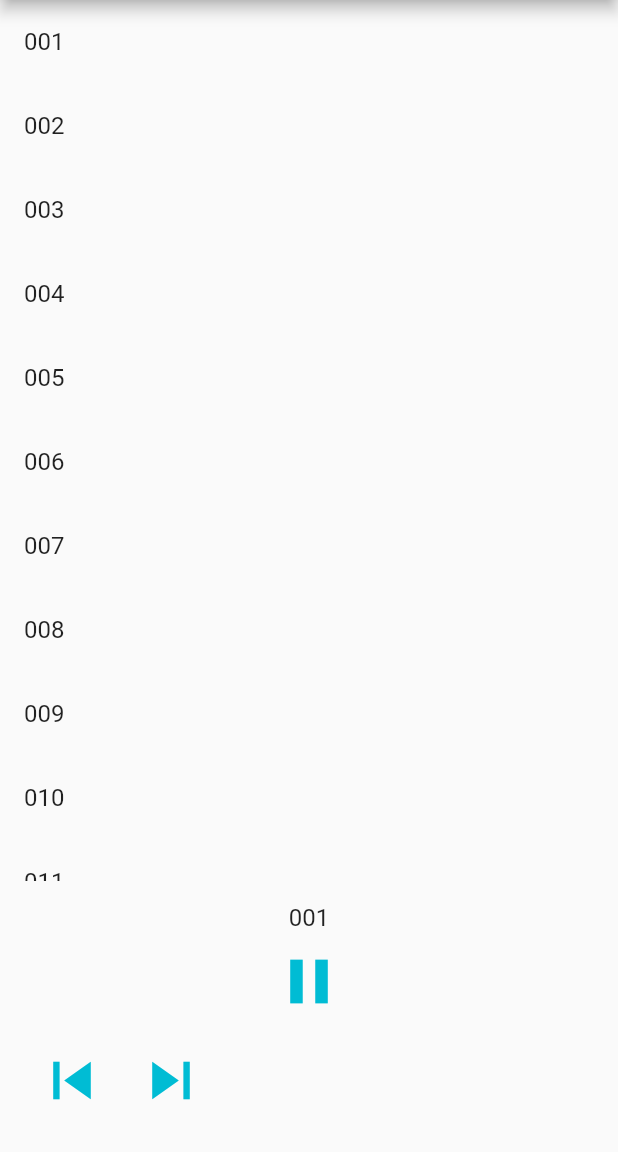
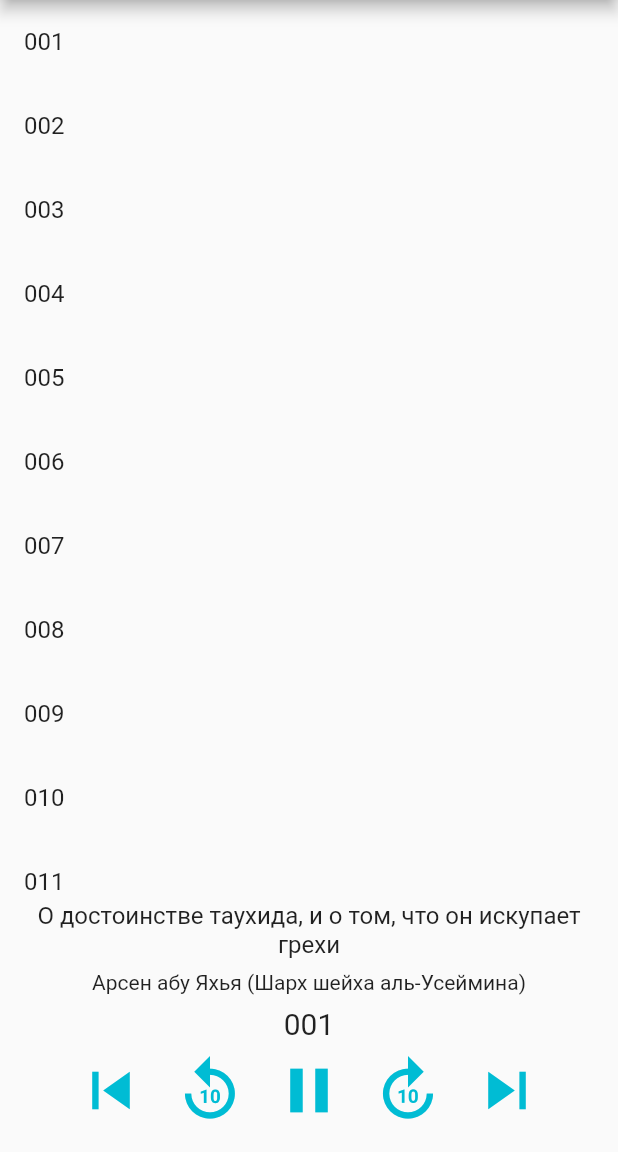
Before and after one commit to androidmaven/educational_audioplayer, a Flutter app: the AudioScreen screen opened directly, after a tap on "001", on a phone screen of 412 x 824 dp, the part 84-1236 px from its top. Run offline on Flutter 3.47's test engine with Material 2 defaults, Android fonts, the phone set to English and light mode, and no system bars; missing offline and left inert: audioplayer; network calls fail.

Commit message:
improve audio positions seeking (by slider and buttons), add titles

```diff
--- a/example/lib/audio_screen.dart
+++ b/example/lib/audio_screen.dart
@@ -22,7 +22,13 @@ class _AudioScreenState extends State<AudioScreen> {
       title: Text(audioNames[index]),
       onTap: () {
         bottomPlayer.show();
-        bottomPlayer.play(urls: audios, index: index, names: audioNames);
+        bottomPlayer.play(
+            urls: audios,
+            index: index,
+            names: audioNames,
+            lecturerName: 'Арсен абу Яхья (Шарх шейха аль-Усеймина)',
+            chapterName:
+                'О достоинстве таухида, и о том, что он искупает грехи');
       },
     );
   }
--- a/example/lib/main.dart
+++ b/example/lib/main.dart
@@ -3,7 +3,7 @@ import 'package:flutter/material.dart';
 import 'audio_screen.dart';
 
 void main() {
-  runApp(new MaterialApp(
+  runApp(MaterialApp(
     title: 'Audio Sample App',
     home: Home(),
   ));
--- a/lib/ui/bottom_player.dart
+++ b/lib/ui/bottom_player.dart
@@ -6,12 +6,22 @@ import '../util/player.dart';
 _BottomSheetPlayerState _playerState;
 
 class BottomPlayer extends Player {
-  play({List<String> urls, int index, List<String> names}) {
+  play(
+      {List<String> urls,
+      int index,
+      List<String> names,
+      String lecturerName,
+      String chapterName}) {
     if (currentAudioUrls.length > 0 &&
         urls[index] != currentAudioUrls[currentAudioIndex]) {
       _playerState.stop();
     }
-    _playerState.play(urls: urls, index: index, names: names);
+    _playerState.play(
+        urls: urls,
+        index: index,
+        names: names,
+        chapterName: chapterName,
+        lecturerName: lecturerName);
   }
 
   hide() {
@@ -50,31 +60,71 @@ class _BottomSheetPlayerState extends PlayerState {
       visible: !isHidden,
       maintainState: true,
       child: Container(
-          padding: EdgeInsets.all(15.0),
+          padding: EdgeInsets.all(playerInset),
           child: Wrap(children: [
             Column(
               children: <Widget>[
+                Padding(
+                  padding: const EdgeInsets.only(bottom: playerInset),
+                  child: Text(
+                    currentChapterName,
+                    textAlign: TextAlign.center,
+                    style: TextStyle(fontSize: chapterNameSize),
+                  ),
+                ),
+                Padding(
+                  padding: const EdgeInsets.only(bottom: playerInset),
+                  child: Text(
+                    currentLecturerName,
+                    textAlign: TextAlign.center,
+                    style: TextStyle(fontSize: lecturerNameSize),
+                  ),
+                ),
                 Text(
                   audioName,
+                  textAlign: TextAlign.center,
                   style: TextStyle(fontSize: audioNameSize),
                 ),
-                Row(mainAxisAlignment: MainAxisAlignment.center, children: [
                 (duration == null)
                     ? Container()
                     : Column(
                         children: <Widget>[
+                          Row(
+                            mainAxisAlignment: MainAxisAlignment.center,
+                            children: <Widget>[
+                              Text("${position != null ? positionText : ''}",
+                                  style: TextStyle(fontSize: timeSize)),
                               Slider(
-                                value:
-                                    position?.inMilliseconds?.toDouble() ?? 0.0,
-                                onChanged: (double value) => audioPlayer
-                                    .seek((value / 1000).roundToDouble()),
+                                  value: position?.inMilliseconds?.toDouble() ??
+                                      0.0,
+                                  onChanged: (double value) =>
+                                      setPosition(value),
                                   min: 0.0,
                                   max: duration.inMilliseconds.toDouble()),
-                            Text(
-                                "${position != null ? positionText : ''}    /    $durationText",
-                                style: TextStyle(fontSize: timeSize)),
+                              Text(durationText,
+                                  textAlign: TextAlign.right,
+                                  style: TextStyle(fontSize: timeSize))
                             ],
                           ),
+                        ],
+                      ),
+                Row(
+                  mainAxisAlignment: MainAxisAlignment.center,
+                  children: <Widget>[
+                    IconButton(
+                        onPressed: () {
+                          playPrevious();
+                        },
+                        iconSize: iconSize,
+                        icon: Icon(Icons.skip_previous),
+                        color: buttonColor),
+                    IconButton(
+                        onPressed: () {
+                          changePosition(-10);
+                        },
+                        iconSize: iconSize,
+                        icon: Icon(Icons.replay_10),
+                        color: buttonColor),
                     IconButton(
                         onPressed: () {
                           isPlaying
@@ -88,16 +138,13 @@ class _BottomSheetPlayerState extends PlayerState {
                         icon: isPlaying
                             ? Icon(Icons.pause)
                             : Icon(Icons.play_arrow),
-                      color: buttonColor)
-                ]),
-                Row(
-                  children: <Widget>[
+                        color: buttonColor),
                     IconButton(
                         onPressed: () {
-                          playPrevious();
+                          changePosition(10);
                         },
                         iconSize: iconSize,
-                        icon: Icon(Icons.skip_previous),
+                        icon: Icon(Icons.forward_10),
                         color: buttonColor),
                     IconButton(
                         onPressed: () {
@@ -105,7 +152,7 @@ class _BottomSheetPlayerState extends PlayerState {
                         },
                         iconSize: iconSize,
                         icon: Icon(Icons.skip_next),
-                        color: buttonColor)
+                        color: buttonColor),
                   ],
                 )
               ],
```
Also changed, not shown: lib/util/constants.dart (+7 -4 lines), lib/util/player.dart (+52 -15 lines). Lines whose indentation alone changed are shown as unchanged.
